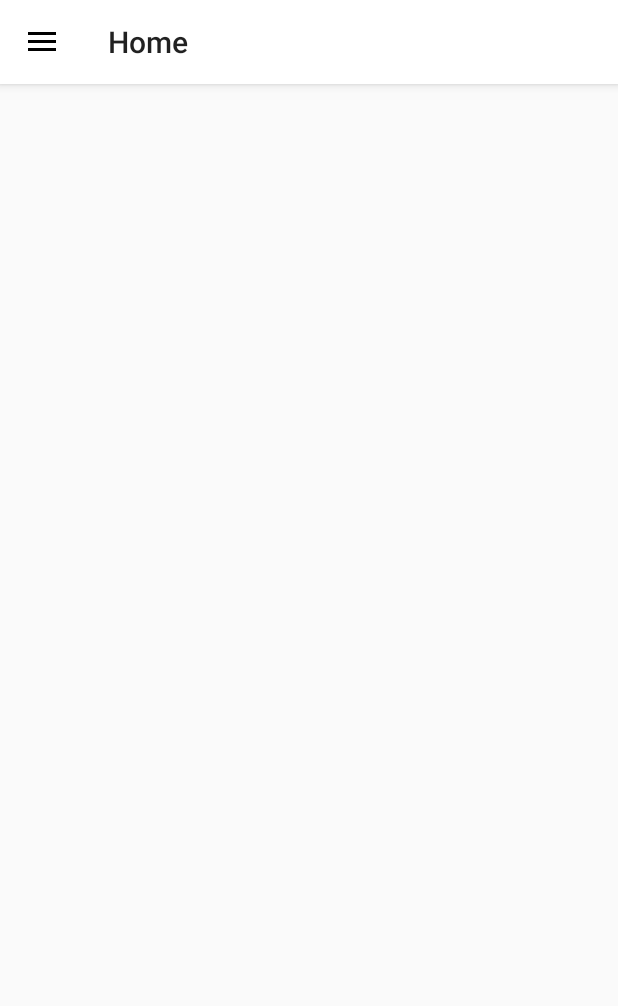
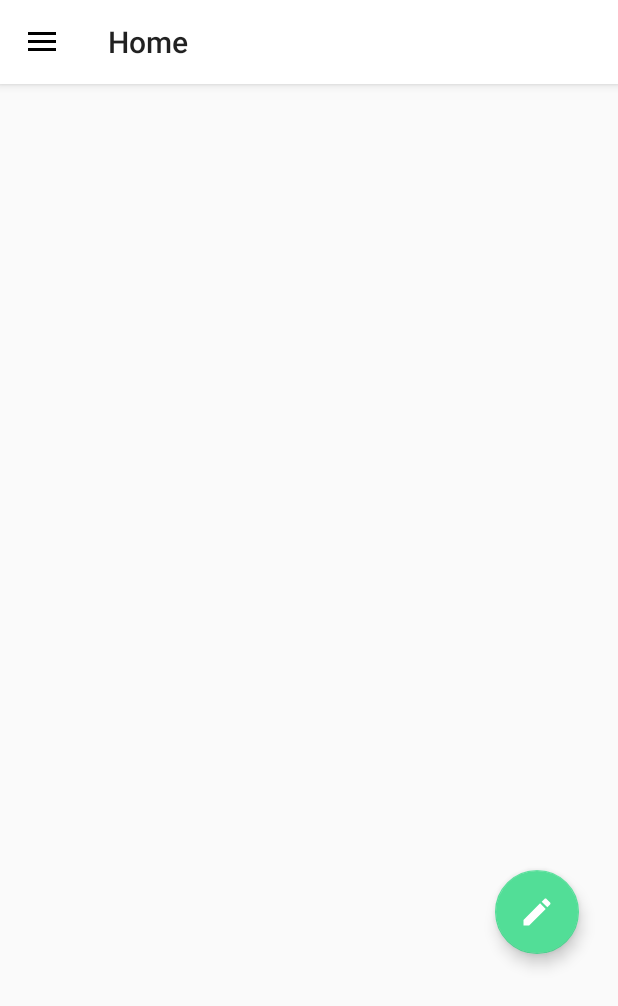
Before and after one commit to SusanaSantosMoreno/BlogFirebaseAppAndroid, an Android app: the screen it shows after launch once a user with an empty profile is signed in (HomeActivity), on a phone screen of 412 x 824 dp. Shown: the top 1006 px of the screen. Run offline under Robolectric (Android 15) with nearby library versions, the phone set to English and light mode, and no system bars; our stand-ins replace Firebase (no records; nobody signed in at launch, a user with empty details on screens opened directly); pictures from the network do not load.

Commit message:
Add post dialog created

```diff
--- a/app/src/main/java/com/example/susanasantosmoreno/blogfirebaseapp/Activities/HomeActivity.java
+++ b/app/src/main/java/com/example/susanasantosmoreno/blogfirebaseapp/Activities/HomeActivity.java
@@ -11,14 +11,19 @@ import androidx.drawerlayout.widget.DrawerLayout;
 import androidx.fragment.app.Fragment;
 import androidx.fragment.app.FragmentTransaction;
 
+import android.app.Dialog;
 import android.content.Intent;
 import android.content.res.Configuration;
 import android.graphics.Color;
 import android.graphics.ImageFormat;
+import android.graphics.drawable.ColorDrawable;
 import android.os.Bundle;
+import android.view.Gravity;
 import android.view.MenuItem;
 import android.view.View;
+import android.widget.EditText;
 import android.widget.ImageView;
+import android.widget.ProgressBar;
 import android.widget.TextView;
 import android.widget.Toast;
 
@@ -27,6 +32,7 @@ import com.example.susanasantosmoreno.blogfirebaseapp.Fragments.HomeFragment;
 import com.example.susanasantosmoreno.blogfirebaseapp.Fragments.ProfileFragment;
 import com.example.susanasantosmoreno.blogfirebaseapp.Fragments.SettingsFragment;
 import com.example.susanasantosmoreno.blogfirebaseapp.R;
+import com.google.android.material.floatingactionbutton.FloatingActionButton;
 import com.google.android.material.navigation.NavigationView;
 import com.google.firebase.auth.FirebaseAuth;
 import com.google.firebase.auth.FirebaseUser;
@@ -45,6 +51,16 @@ public class HomeActivity extends AppCompatActivity implements NavigationView.On
     private TextView navUserName;
     private TextView navUserMail;
     private ImageView navUserImg;
+    private FloatingActionButton fab;
+
+    private Dialog popUpAddPost;
+
+    private ImageView popUpImg;
+    private ImageView popUpaddImg;
+    private EditText popUpTitle;
+    private EditText popUpDescription;
+    private ProgressBar popUpProgressBar;
+
 
     @Override
     protected void onCreate(Bundle savedInstanceState) {
@@ -59,6 +75,18 @@ public class HomeActivity extends AppCompatActivity implements NavigationView.On
         Toolbar toolbar = findViewById(R.id.toolbar_main);
         setSupportActionBar(toolbar);
 
+        // init popup
+        initPopUp();
+
+        fab = findViewById(R.id.floatingActionButton);
+        fab.setOnClickListener(new View.OnClickListener() {
+            @Override
+            public void onClick(View v) {
+                showMessage("Hola");
+                popUpAddPost.show();
+            }
+        });
+
         drawerLayout = findViewById(R.id.drawer_layout);
         actionBarDrawerToggle = new ActionBarDrawerToggle(this, drawerLayout, toolbar,
                 R.string.open, R.string.close);
@@ -72,16 +100,15 @@ public class HomeActivity extends AppCompatActivity implements NavigationView.On
         updateNavHeader();
     }
 
-    @Override
-    protected void onPostCreate(@Nullable Bundle savedInstanceState) {
-        super.onPostCreate(savedInstanceState);
-        actionBarDrawerToggle.syncState();
-    }
+    private void initPopUp() {
+        popUpAddPost = new Dialog(this);
+        popUpAddPost.setContentView(R.layout.popup_add_post);
+        popUpAddPost.getWindow().setBackgroundDrawable(new ColorDrawable(Color.TRANSPARENT));
+        popUpAddPost.getWindow().setLayout(Toolbar.LayoutParams.MATCH_PARENT, Toolbar.LayoutParams.WRAP_CONTENT);
+        popUpAddPost.getWindow().getAttributes().gravity = Gravity.TOP;
 
-    @Override
-    public void onConfigurationChanged(@NonNull Configuration newConfig) {
-        super.onConfigurationChanged(newConfig);
-        actionBarDrawerToggle.onConfigurationChanged(newConfig);
+        //init popup components
+
     }
 
     @Override
@@ -158,5 +185,16 @@ public class HomeActivity extends AppCompatActivity implements NavigationView.On
         Glide.with(this).load(currentUser.getPhotoUrl()).into(navUserImg);
     }
 
+    @Override
+    protected void onPostCreate(@Nullable Bundle savedInstanceState) {
+        super.onPostCreate(savedInstanceState);
+        actionBarDrawerToggle.syncState();
+    }
+
+    @Override
+    public void onConfigurationChanged(@NonNull Configuration newConfig) {
+        super.onConfigurationChanged(newConfig);
+        actionBarDrawerToggle.onConfigurationChanged(newConfig);
+    }
 
 }
--- /dev/null
+++ b/app/src/main/res/drawable/circle_background.xml
@@ -0,0 +1,4 @@
+<?xml version="1.0" encoding="utf-8"?>
+<shape android:shape="oval" xmlns:android="http://schemas.android.com/apk/res/android">
+    <solid android:color="#FFFFFF"></solid>
+</shape>
--- /dev/null
+++ b/app/src/main/res/drawable/ic_add_black_24dp.xml
@@ -0,0 +1,5 @@
+<vector android:height="24dp" android:tint="#FFFFFF"
+    android:viewportHeight="24.0" android:viewportWidth="24.0"
+    android:width="24dp" xmlns:android="http://schemas.android.com/apk/res/android">
+    <path android:fillColor="#FF000000" android:pathData="M19,13h-6v6h-2v-6H5v-2h6V5h2v6h6v2z"/>
+</vector>
--- /dev/null
+++ b/app/src/main/res/drawable/ic_create_white_24dp.xml
@@ -0,0 +1,5 @@
+<vector android:height="24dp" android:tint="#FFFFFF"
+    android:viewportHeight="24.0" android:viewportWidth="24.0"
+    android:width="24dp" xmlns:android="http://schemas.android.com/apk/res/android">
+    <path android:fillColor="#FF000000" android:pathData="M3,17.25V21h3.75L17.81,9.94l-3.75,-3.75L3,17.25zM20.71,7.04c0.39,-0.39 0.39,-1.02 0,-1.41l-2.34,-2.34c-0.39,-0.39 -1.02,-0.39 -1.41,0l-1.83,1.83 3.75,3.75 1.83,-1.83z"/>
+</vector>
--- /dev/null
+++ b/app/src/main/res/drawable/popup_editext_style.xml
@@ -0,0 +1,6 @@
+<?xml version="1.0" encoding="utf-8"?>
+<shape xmlns:android="http://schemas.android.com/apk/res/android">
+    <solid android:color="@color/blackTransparent"></solid>
+    <padding android:top="5dp" android:bottom="5dp"
+        android:right="12dp" android:left="12dp"></padding>
+</shape>
--- a/app/src/main/res/layout/app_bar_main.xml
+++ b/app/src/main/res/layout/app_bar_main.xml
@@ -3,7 +3,7 @@
     xmlns:app="http://schemas.android.com/apk/res-auto"
     xmlns:tools="http://schemas.android.com/tools"
     android:layout_width="match_parent"
-    android:layout_height="match_parent"
+    android:layout_height="wrap_content"
     tools:context=".Activities.HomeActivity">
 
     <com.google.android.material.appbar.AppBarLayout
@@ -22,4 +22,14 @@
 
     <include layout="@layout/content_main"/>
 
+    <com.google.android.material.floatingactionbutton.FloatingActionButton
+        android:id="@+id/floatingActionButton"
+        android:layout_width="176dp"
+        android:layout_height="wrap_content"
+        android:layout_marginLeft="330dp"
+        android:layout_marginTop="580dp"
+        android:clickable="true"
+        android:focusable="true"
+        app:srcCompat="@drawable/ic_create_white_24dp" />
+
 </androidx.coordinatorlayout.widget.CoordinatorLayout>
--- /dev/null
+++ b/app/src/main/res/layout/content_main.xml
@@ -0,0 +1,19 @@
+<?xml version="1.0" encoding="utf-8"?>
+<androidx.constraintlayout.widget.ConstraintLayout xmlns:android="http://schemas.android.com/apk/res/android"
+    xmlns:app="http://schemas.android.com/apk/res-auto"
+    xmlns:tools="http://schemas.android.com/tools"
+    android:layout_width="match_parent"
+    android:layout_height="match_parent"
+    android:orientation="vertical"
+    app:layout_behavior="@string/appbar_scrolling_view_behavior"
+    tools:context=".Activities.HomeActivity"
+    tools:showIn="@layout/app_bar_main">
+
+    <FrameLayout
+        android:id="@+id/container"
+        android:layout_width="match_parent"
+        android:layout_height="match_parent">
+    </FrameLayout>
+
+
+</androidx.constraintlayout.widget.ConstraintLayout>
--- a/app/src/main/res/values/colors.xml
+++ b/app/src/main/res/values/colors.xml
@@ -8,4 +8,6 @@
     <color name="colorAdditionalDark">#01d28e</color>
     <color name="colorAdditionalMed">#4baea0</color>
     <color name="colorStatusBar">#e7f3ee</color>
+    <color name="blackTransparent">#40000000</color>
+    <color name="whiteTransparent">#60FFFFFF</color>
 </resources>
--- a/app/src/main/res/values/strings.xml
+++ b/app/src/main/res/values/strings.xml
@@ -12,7 +12,7 @@
     <string name="drawerOptionProfile">Profile</string>
     <string name="drawerOptionSettings">Settings</string>
     <string name="drawerOptionSignOut">Sign Out</string>
-
-    <!-- TODO: Remove or change this placeholder text -->
-    <string name="hello_blank_fragment">Hello blank fragment</string>
+    <string name="popUpTitle">Title</string>
+    <string name="popUpDescription">Description</string>
+    <string name="popUpImgContentDescription">Image</string>
 </resources>
```
Also changed, not shown: app/src/main/res/drawable/ic_create_black_24dp.xml (added, +9 -0 lines), app/src/main/res/layout/popup_add_post.xml (added, +104 -0 lines).
